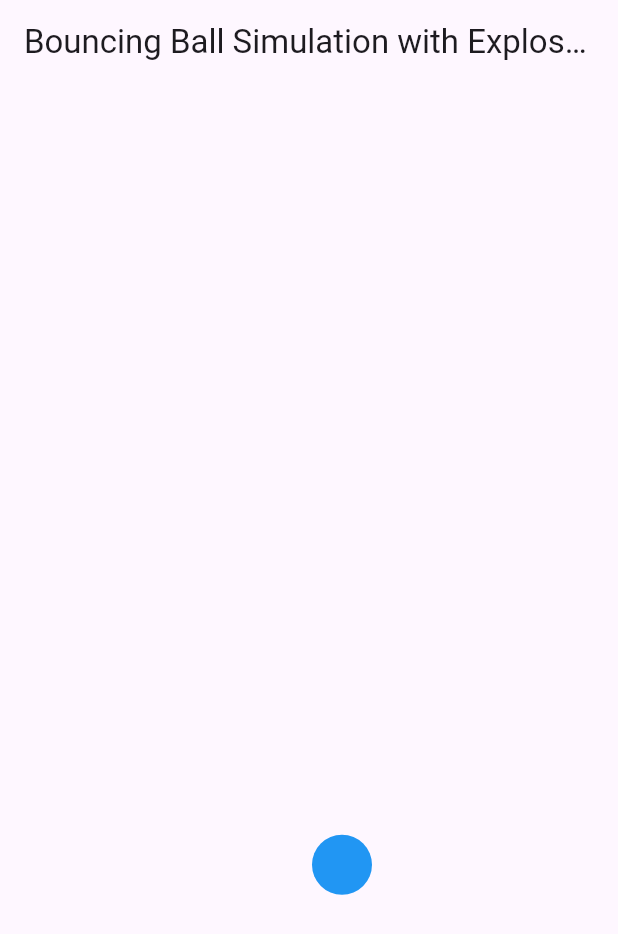
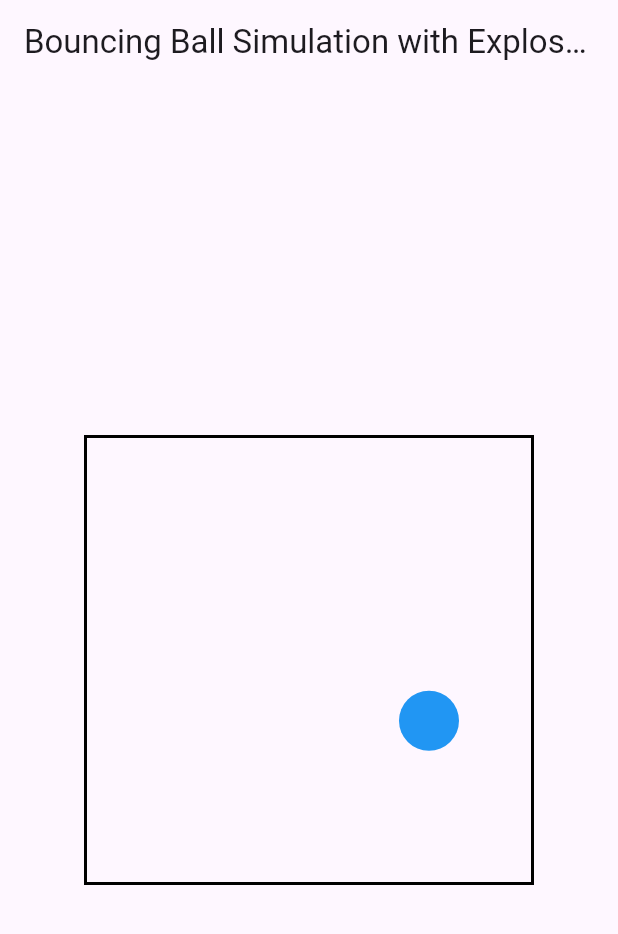
Before and after one commit to samllan/ball_sim, a Flutter app: the screen it shows after launch, on a phone screen of 412 x 824 dp. Shown: the top 934 px of the screen. Run offline on Flutter 3.47's test engine with Material 3 defaults, Android fonts, the phone set to English and light mode, and no system bars.

Commit message:
bigger explosions, more centred..

```diff
--- a/lib/main.dart
+++ b/lib/main.dart
@@ -27,11 +27,13 @@
 class _BallSimulationScreenState extends State<BallSimulationScreen> with SingleTickerProviderStateMixin {
   late AnimationController _controller;
   late Ball _ball;
+  late List<Explosion> _explosions;
 
   @override
   void initState() {
     super.initState();
     _ball = Ball(x: 150, y: 150, vx: 2, vy: 0, radius: 20);
+    _explosions = [];
     _controller = AnimationController(
       vsync: this,
       duration: Duration(seconds: 1),
@@ -41,7 +43,9 @@
 
   void _update() {
     setState(() {
-      _ball.update(MediaQuery.of(context).size.height);
+      _ball.update(300);  // Update with container height
+      _explosions.forEach((explosion) => explosion.update());
+      _explosions.removeWhere((explosion) => explosion.isFinished);
     });
   }
 
@@ -57,6 +61,9 @@
 
     _ball.vx += fx;
     _ball.vy += fy;
+
+    // Add explosion to the list
+    _explosions.add(Explosion(ex, ey));
   }
 
   @override
@@ -71,28 +78,61 @@
       appBar: AppBar(
         title: Text('Bouncing Ball Simulation with Explosions'),
       ),
-      body: GestureDetector(
-        onTapDown: (details) {
-          _applyExplosion(details.localPosition.dx, details.localPosition.dy);
-        },
-        child: CustomPaint(
-          painter: BallPainter(_ball),
-          child: Container(),
+      body: Center(
+        child: Container(
+          width: 300,
+          height: 300,
+          decoration: BoxDecoration(
+            border: Border.all(color: Colors.black, width: 2),
+          ),
+          child: GestureDetector(
+            onTapDown: (details) {
+              _applyExplosion(details.localPosition.dx, details.localPosition.dy);
+            },
+            child: CustomPaint(
+              painter: BallPainter(_ball, _explosions),
+              child: Container(),
+            ),
+          ),
         ),
       ),
     );
   }
 }
 
+class Explosion {
+  final double x, y;
+  double radius;
+  bool isFinished;
+
+  Explosion(this.x, this.y)
+      : radius = 10,
+        isFinished = false;
+
+  void update() {
+    radius += 2;
+    if (radius > 50) {
+      isFinished = true;
+    }
+  }
+}
+
 class BallPainter extends CustomPainter {
   final Ball ball;
+  final List<Explosion> explosions;
 
-  BallPainter(this.ball);
+  BallPainter(this.ball, this.explosions);
 
   @override
   void paint(Canvas canvas, Size size) {
     final paint = Paint()..color = Colors.blue;
     canvas.drawCircle(Offset(ball.x, ball.y), ball.radius, paint);
+
+    // Draw explosions
+    for (var explosion in explosions) {
+      paint.color = Colors.red.withOpacity(1 - explosion.radius / 50);
+      canvas.drawCircle(Offset(explosion.x, explosion.y), explosion.radius, paint);
+    }
   }
 
   @override
```
